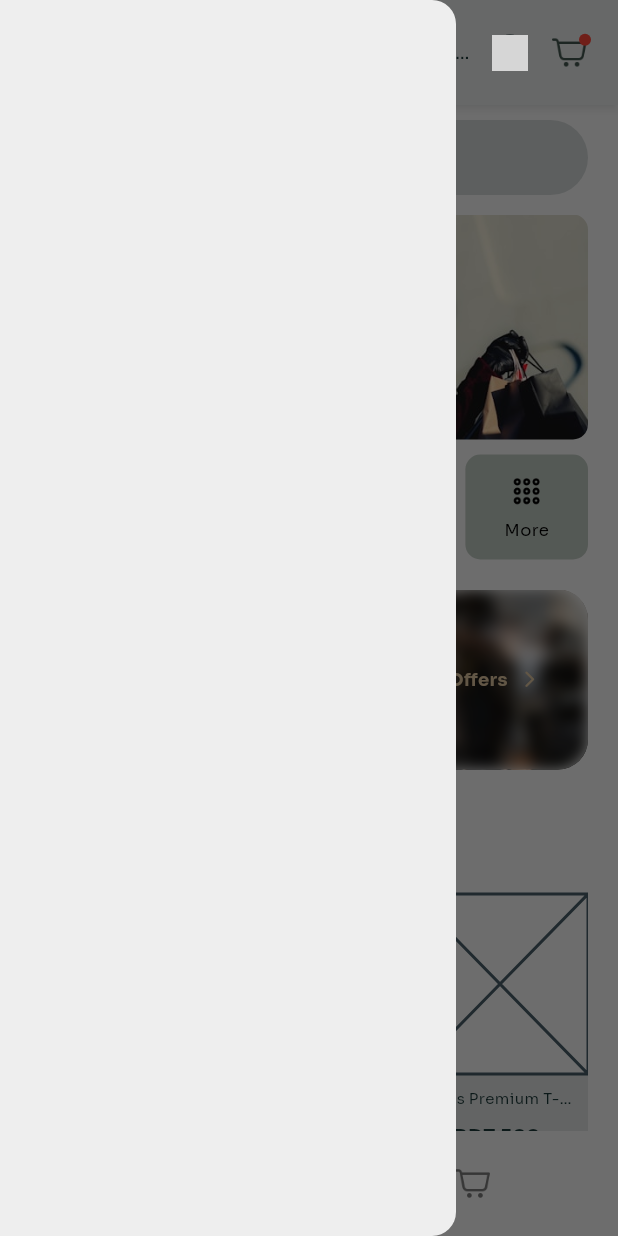
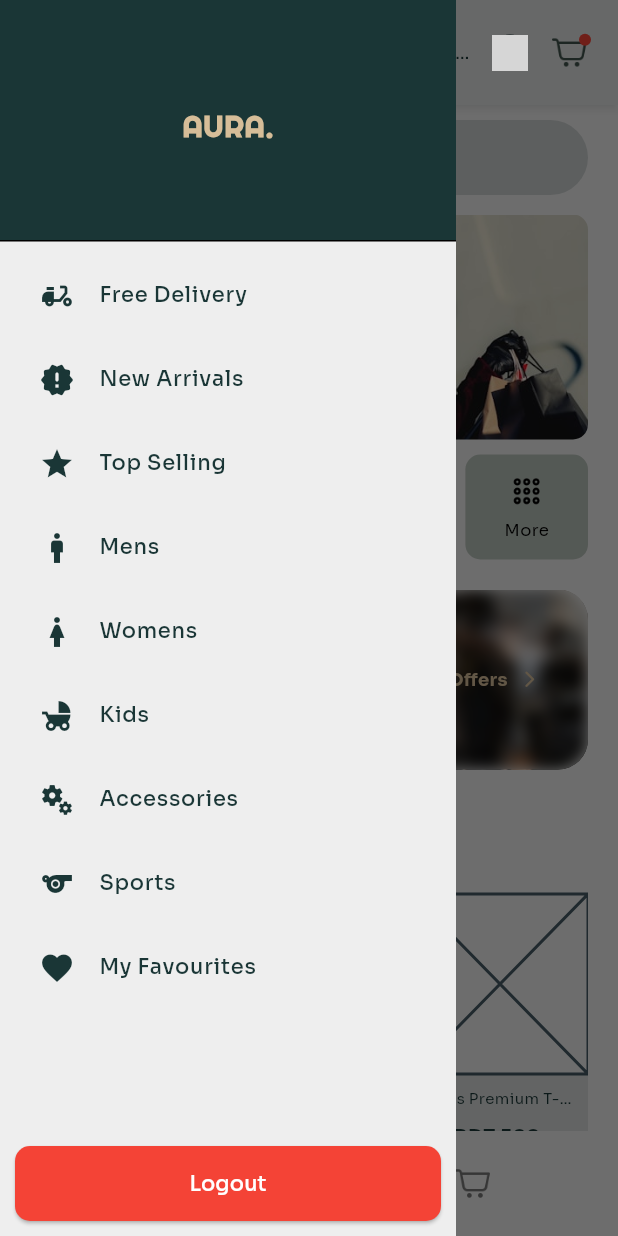
Before and after one commit to turt5/aura-ecommerce-frontend, a Flutter app: the screen it shows after launch, with the side drawer open, on a phone screen of 412 x 824 dp. Run offline on Flutter 3.47's test engine with Material 3 defaults, Android fonts, the phone set to English and light mode, and no system bars; our stand-ins replace blur, flutter_riverpod, flutter_svg, google_fonts, image_picker; network calls fail; grey boxes are pictures that could not be loaded.

Commit message:
drawer modification

```diff
--- a/lib/features/home/view/pages/_homepage.dart
+++ b/lib/features/home/view/pages/_homepage.dart
@@ -89,16 +89,16 @@ class HomePage extends ConsumerWidget {
           ),
         ],
       ),
-      drawer: AppDrawer(),
+      drawer: const AppDrawer(),
       body: SafeArea(
         child: Column(
           children: [
             Expanded(
                 child: homeRead.selected == 0
-                    ? HomeBody()
+                    ? const HomeBody()
                     : homeRead.selected == 1
-                        ? CategoriesBody()
-                        : CartBody()),
+                        ? const CategoriesBody()
+                        : const CartBody()),
             CustomBottomNavigationBar(
                 theme: theme, homeRead: homeRead, homeWrite: homeWrite)
           ],
--- a/lib/features/home/view/widgets/_drawer.dart
+++ b/lib/features/home/view/widgets/_drawer.dart
@@ -1,3 +1,4 @@
+import 'package:attira/features/splash/view/widgets/_logo.dart';
 import 'package:flutter/material.dart';
 
 class AppDrawer extends StatelessWidget {
@@ -5,6 +6,164 @@ class AppDrawer extends StatelessWidget {
 
   @override
   Widget build(BuildContext context) {
-    return Drawer();
+    final theme = Theme.of(context).colorScheme;
+
+    return Drawer(
+      shape: RoundedRectangleBorder(),
+      backgroundColor: theme.surface,
+      child: SafeArea(
+        child: Column(
+          children: [
+            DrawerHeader(
+                decoration: BoxDecoration(
+                  color: theme.primary,
+                ),
+                child: Center(
+                  child: AttiraLogo(
+                    theme: theme,
+                    fontSize: 20,
+                    iconSize: 20,
+                    color: theme.onPrimary,
+                  ),
+                )),
+            Expanded(
+                child: Container(
+              padding: EdgeInsets.symmetric(horizontal: 10),
+              child: ListView(
+                children: [
+                  ListTile(
+                    title: Text('Free Delivery',
+                        style: TextStyle(
+                            color: theme.primary,
+                            fontSize: 14,
+                            fontWeight: FontWeight.w500)),
+                    onTap: () {},
+                    leading: Icon(
+                      Icons.delivery_dining,
+                      color: theme.primary,
+                    ),
+                  ),
+                  ListTile(
+                    title: Text('New Arrivals',
+                        style: TextStyle(
+                            color: theme.primary,
+                            fontSize: 14,
+                            fontWeight: FontWeight.w500)),
+                    onTap: () {},
+                    leading: Icon(
+                      Icons.new_releases_rounded,
+                      color: theme.primary,
+                    ),
+                  ),
+                  ListTile(
+                    title: Text('Top Selling',
+                        style: TextStyle(
+                            color: theme.primary,
+                            fontSize: 14,
+                            fontWeight: FontWeight.w500)),
+                    onTap: () {},
+                    leading: Icon(
+                      Icons.star,
+                      color: theme.primary,
+                    ),
+                  ),
+                  ListTile(
+                    title: Text('Mens',
+                        style: TextStyle(
+                            color: theme.primary,
+                            fontSize: 14,
+                            fontWeight: FontWeight.w500)),
+                    onTap: () {},
+                    leading: Icon(
+                      Icons.man,
+                      color: theme.primary,
+                    ),
+                  ),
+                  ListTile(
+                    title: Text('Womens',
+                        style: TextStyle(
+                            color: theme.primary,
+                            fontSize: 14,
+                            fontWeight: FontWeight.w500)),
+                    onTap: () {},
+                    leading: Icon(
+                      Icons.woman,
+                      color: theme.primary,
+                    ),
+                  ),
+                  ListTile(
+                    title: Text('Kids',
+                        style: TextStyle(
+                            color: theme.primary,
+                            fontSize: 14,
+                            fontWeight: FontWeight.w500)),
+                    onTap: () {},
+                    leading: Icon(
+                      Icons.child_friendly,
+                      color: theme.primary,
+                    ),
+                  ),
+                  ListTile(
+                    title: Text('Accessories',
+                        style: TextStyle(
+                            color: theme.primary,
+                            fontSize: 14,
+                            fontWeight: FontWeight.w500)),
+                    onTap: () {},
+                    leading: Icon(
+                      Icons.miscellaneous_services,
+                      color: theme.primary,
+                    ),
+                  ),
+                  ListTile(
+                    title: Text('Sports',
+                        style: TextStyle(
+                            color: theme.primary,
+                            fontSize: 14,
+                            fontWeight: FontWeight.w500)),
+                    onTap: () {},
+                    leading: Icon(
+                      Icons.sports,
+                      color: theme.primary,
+                    ),
+                  ),
+                  ListTile(
+                    title: Text('My Favourites',
+                        style: TextStyle(
+                            color: theme.primary,
+                            fontSize: 14,
+                            fontWeight: FontWeight.w500)),
+                    onTap: () {},
+                    leading: Icon(
+                      Icons.favorite,
+                      color: theme.primary,
+                    ),
+                  ),
+                ],
+              ),
+            )),
+            Container(
+              width: double.infinity,
+              height: 50,
+              margin: const EdgeInsets.symmetric(vertical: 10, horizontal: 10),
+              child: ElevatedButton(
+                onPressed: () {},
+                style: ElevatedButton.styleFrom(
+                  backgroundColor: theme.error,
+                  foregroundColor: Colors.white,
+                  shape: RoundedRectangleBorder(
+                    borderRadius: BorderRadius.circular(10),
+                  ),
+                ),
+                child: Text(
+                  'Logout',
+                  style: TextStyle(color: theme.onError),
+                ),
+              ),
+            ),
+          ],
+        ),
+      ),
+    );
   }
 }
--- a/lib/features/splash/view/widgets/_logo.dart
+++ b/lib/features/splash/view/widgets/_logo.dart
@@ -8,12 +8,14 @@ class AttiraLogo extends StatelessWidget {
       required this.theme,
       required this.fontSize,
       required this.iconSize,
-      this.alignment});
+      this.alignment,
+      this.color});
 
   final ColorScheme theme;
   final double fontSize;
   final double iconSize;
   final bool? alignment;
+  final Color? color;
 
   @override
   Widget build(BuildContext context) {
@@ -26,7 +28,7 @@ class AttiraLogo extends StatelessWidget {
             style: GoogleFonts.righteous(
               fontSize: fontSize,
               fontWeight: FontWeight.bold,
-              color: theme.primary,
+              color: color ?? theme.primary,
             )),
       ],
     );
```
